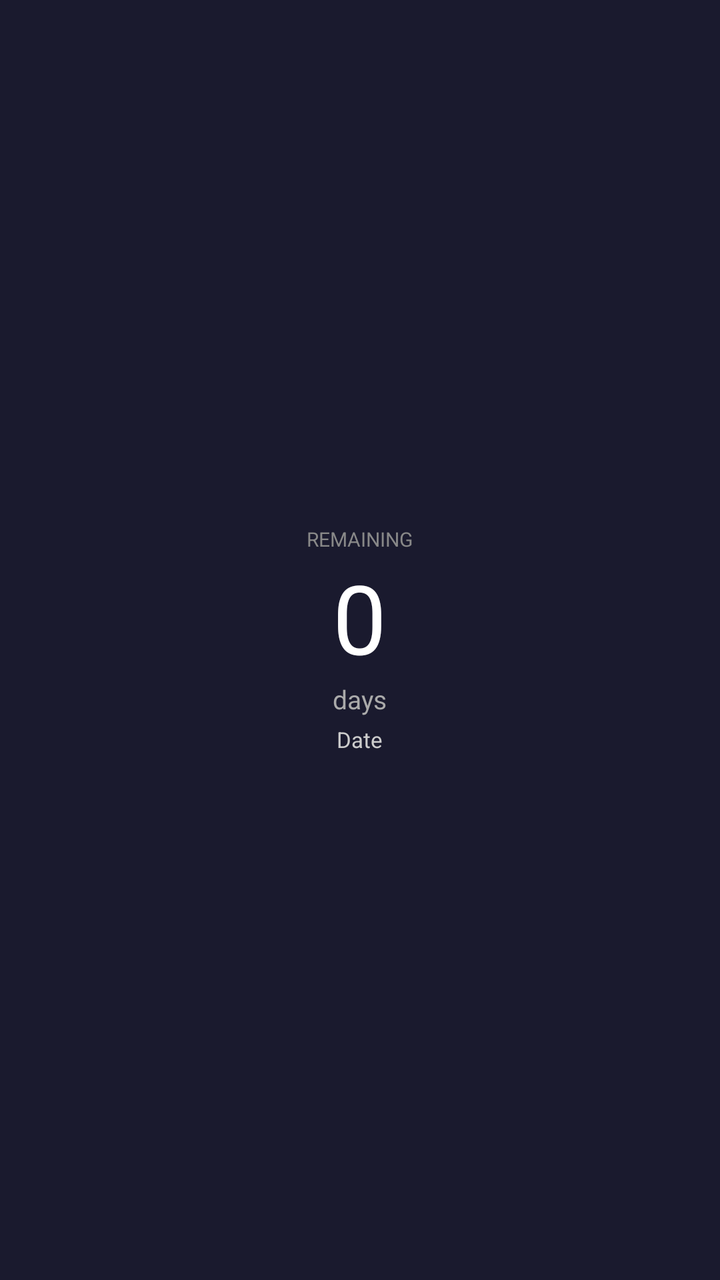
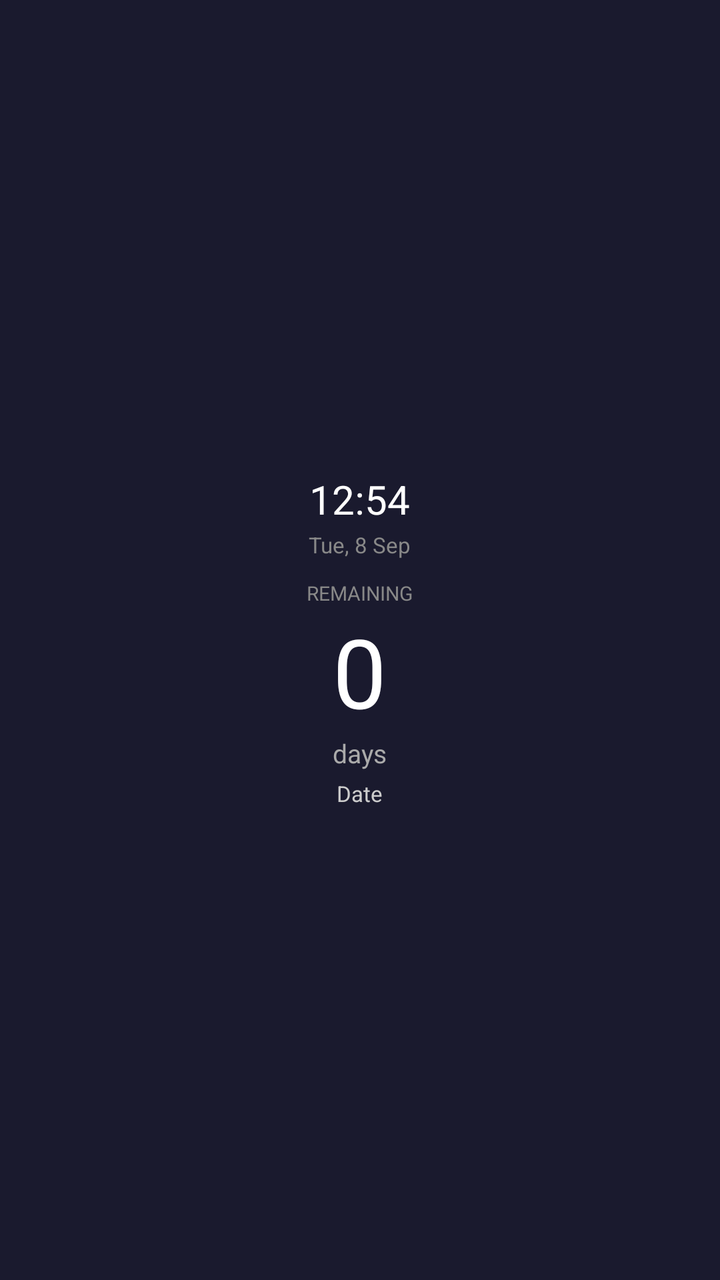

Screens rendered from an Android XML layout before and after an edit, with the pre-edit source and the edit as a unified diff.
<!-- AndroidManifest.xml: application theme Theme.DaysUntil -->
<!-- res/layout/widget_layout.xml -->
<?xml version="1.0" encoding="utf-8"?>
<LinearLayout xmlns:android="http://schemas.android.com/apk/res/android"
    android:id="@+id/widgetContainer"
    android:layout_width="match_parent"
    android:layout_height="match_parent"
    android:orientation="vertical"
    android:gravity="center"
    android:background="#FF1A1A2E"
    android:padding="12dp">

    <TextView
        android:id="@+id/widgetLabel"
        android:layout_width="wrap_content"
        android:layout_height="wrap_content"
        android:text="REMAINING"
        android:textSize="10sp"
        android:textColor="#FF888888"
        android:maxLines="1"
        android:ellipsize="end" />

    <TextView
        android:id="@+id/widgetDays"
        android:layout_width="wrap_content"
        android:layout_height="wrap_content"
        android:text="0"
        android:textSize="48sp"
        android:textColor="#FFFFFFFF" />

    <TextView
        android:id="@+id/widgetDaysLabel"
        android:layout_width="wrap_content"
        android:layout_height="wrap_content"
        android:text="days"
        android:textSize="13sp"
        android:textColor="#FFAAAAAA" />

    <TextView
        android:id="@+id/widgetDate"
        android:layout_width="wrap_content"
        android:layout_height="wrap_content"
        android:text="Date"
        android:textSize="11sp"
        android:textColor="#FFCCCCCC"
        android:layout_marginTop="4dp" />

</LinearLayout>
<!-- resources referenced by this layout -->
<resources>
  <style name="Theme.DaysUntil" parent="Theme.Material3.DayNight.NoActionBar">
          <item name="colorPrimary">@color/purple_500</item>
          <item name="colorPrimaryVariant">@color/purple_700</item>
          <item name="colorOnPrimary">@color/white</item>
          <item name="android:statusBarColor">@color/purple_700</item>
      </style>
  <color name="purple_500">#FF6750A4</color>
  <color name="purple_700">#FF6750A4</color>
  <color name="white">#FFFFFFFF</color>
</resources>

<!-- the commit's change to res/layout/widget_layout.xml (unified diff, before → after) -->
@@ -7,6 +7,24 @@
     android:gravity="center"
     android:background="#FF1A1A2E"
     android:padding="12dp">
+
+    <TextView
+        android:id="@+id/widgetClock"
+        android:layout_width="wrap_content"
+        android:layout_height="wrap_content"
+        android:text="12:54"
+        android:textSize="20sp"
+        android:textColor="#FFFFFFFF"
+        android:layout_marginBottom="2dp" />
+
+    <TextView
+        android:id="@+id/widgetTodayDate"
+        android:layout_width="wrap_content"
+        android:layout_height="wrap_content"
+        android:text="Tue, 8 Sep"
+        android:textSize="11sp"
+        android:textColor="#FF888888"
+        android:layout_marginBottom="10dp" />
 
     <TextView
         android:id="@+id/widgetLabel"
